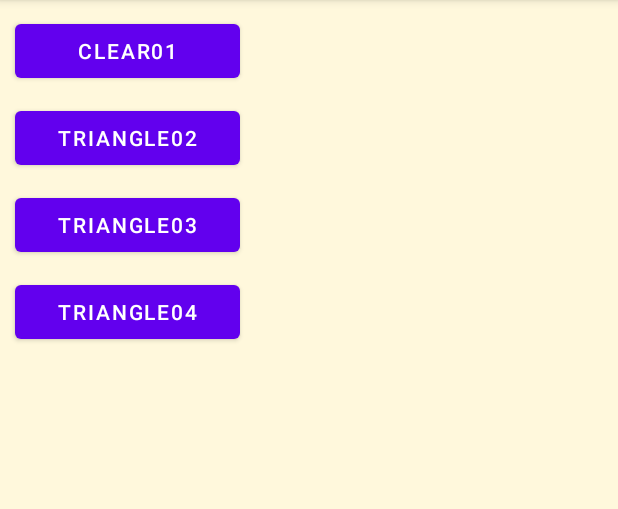
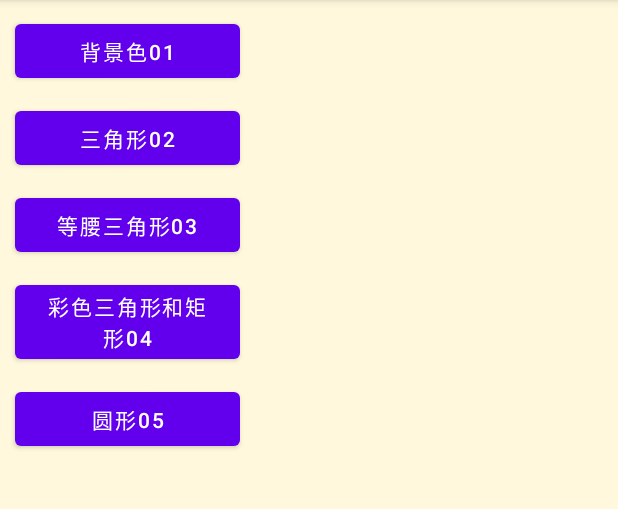
Before and after one commit to zhe-ma/learn-android, an Android app: the screen it shows after launch (MainActivity), on a phone screen of 412 x 824 dp, the part 84-593 px from its top. Run offline under Robolectric (Android 15) with nearby library versions, the phone set to English and light mode, and no system bars.

Commit message:
Opengl05: color circle

```diff
--- a/app/src/main/java/com/example/learnandroid/MainActivity.java
+++ b/app/src/main/java/com/example/learnandroid/MainActivity.java
@@ -16,6 +16,7 @@ public class MainActivity extends AppCompatActivity implements View.OnClickListe
         findViewById(R.id.triangle_renderer).setOnClickListener(this);
         findViewById(R.id.triangle_renderer_with_matrix).setOnClickListener(this);
         findViewById(R.id.triangle_renderer_with_color).setOnClickListener(this);
+        findViewById(R.id.circle_renderer).setOnClickListener(this);
     }
 
     @Override
--- a/app/src/main/java/com/example/learnandroid/RendererActivity.java
+++ b/app/src/main/java/com/example/learnandroid/RendererActivity.java
@@ -6,6 +6,7 @@ import android.os.Bundle;
 
 import androidx.appcompat.app.AppCompatActivity;
 
+import com.example.learnandroid.renderer.CircleRenderer05;
 import com.example.learnandroid.renderer.ClearRenderer01;
 import com.example.learnandroid.renderer.TriangleRenderer02;
 import com.example.learnandroid.renderer.TriangleRenderer03;
@@ -32,8 +33,13 @@ public class RendererActivity extends AppCompatActivity {
                 break;
             case R.id.triangle_renderer_with_matrix:
                 glSurfaceView.setRenderer(new TriangleRenderer03());
+                break;
             case R.id.triangle_renderer_with_color:
                 glSurfaceView.setRenderer(new TriangleRenderer04());
+                break;
+            case R.id.circle_renderer:
+                glSurfaceView.setRenderer(new CircleRenderer05());
+                break;
             default:
                 break;
         }
--- a/app/src/main/java/com/example/learnandroid/renderer/ClearRenderer01.java
+++ b/app/src/main/java/com/example/learnandroid/renderer/ClearRenderer01.java
@@ -6,6 +6,7 @@ import android.opengl.GLSurfaceView;
 import javax.microedition.khronos.egl.EGLConfig;
 import javax.microedition.khronos.opengles.GL10;
 
+// 背景色
 public class ClearRenderer01 implements GLSurfaceView.Renderer {
     @Override
     public void onSurfaceCreated(GL10 gl10, EGLConfig eglConfig) {
--- a/app/src/main/java/com/example/learnandroid/renderer/TriangleRenderer02.java
+++ b/app/src/main/java/com/example/learnandroid/renderer/TriangleRenderer02.java
@@ -11,6 +11,7 @@ import java.nio.FloatBuffer;
 import javax.microedition.khronos.egl.EGLConfig;
 import javax.microedition.khronos.opengles.GL10;
 
+// 简单的三角形
 public class TriangleRenderer02 implements GLSurfaceView.Renderer {
     private static final String TAG = "TriangleRenderer02";
 
--- a/app/src/main/java/com/example/learnandroid/renderer/TriangleRenderer03.java
+++ b/app/src/main/java/com/example/learnandroid/renderer/TriangleRenderer03.java
@@ -12,6 +12,7 @@ import java.nio.FloatBuffer;
 import javax.microedition.khronos.egl.EGLConfig;
 import javax.microedition.khronos.opengles.GL10;
 
+// 等腰三角形
 public class TriangleRenderer03 implements GLSurfaceView.Renderer {
     private static final String TAG = "TriangleRenderer03";
 
--- a/app/src/main/res/layout/activity_main.xml
+++ b/app/src/main/res/layout/activity_main.xml
@@ -12,7 +12,7 @@
         android:layout_marginTop="10dp"
         android:layout_alignParentStart="true"
         android:layout_marginStart="10dp"
-        android:text="Clear01">
+        android:text="背景色01">
     </Button>
 
     <Button
@@ -20,7 +20,7 @@
         android:layout_width="150dp"
         android:layout_height="wrap_content"
         android:layout_marginTop="10dp"
-        android:text="Triangle02"
+        android:text="三角形02"
         android:layout_below="@+id/clear_renderer"
         android:layout_alignParentStart="true"
         android:layout_marginStart="10dp">
@@ -34,7 +34,7 @@
         android:layout_marginTop="10dp"
         android:layout_alignParentStart="true"
         android:layout_marginStart="10dp"
-        android:text="Triangle03">
+        android:text="等腰三角形03">
     </Button>
     <Button
         android:id="@+id/triangle_renderer_with_color"
@@ -44,7 +44,18 @@
         android:layout_marginTop="10dp"
         android:layout_alignParentStart="true"
         android:layout_marginStart="10dp"
-        android:text="Triangle04">
+        android:text="彩色三角形和矩形04">
+    </Button>
+
+    <Button
+        android:id="@+id/circle_renderer"
+        android:layout_width="150dp"
+        android:layout_height="wrap_content"
+        android:layout_below="@+id/triangle_renderer_with_color"
+        android:layout_marginTop="10dp"
+        android:layout_alignParentStart="true"
+        android:layout_marginStart="10dp"
+        android:text="圆形05">
     </Button>
 
 </RelativeLayout>
```
Also changed, not shown: app/src/main/java/com/example/learnandroid/renderer/CircleRenderer05.java (added, +184 -0 lines), app/src/main/java/com/example/learnandroid/renderer/TriangleRenderer04.java (+21 -7 lines), app/src/main/java/com/example/learnandroid/utils/GLUtil.java (+35 -1 lines).
